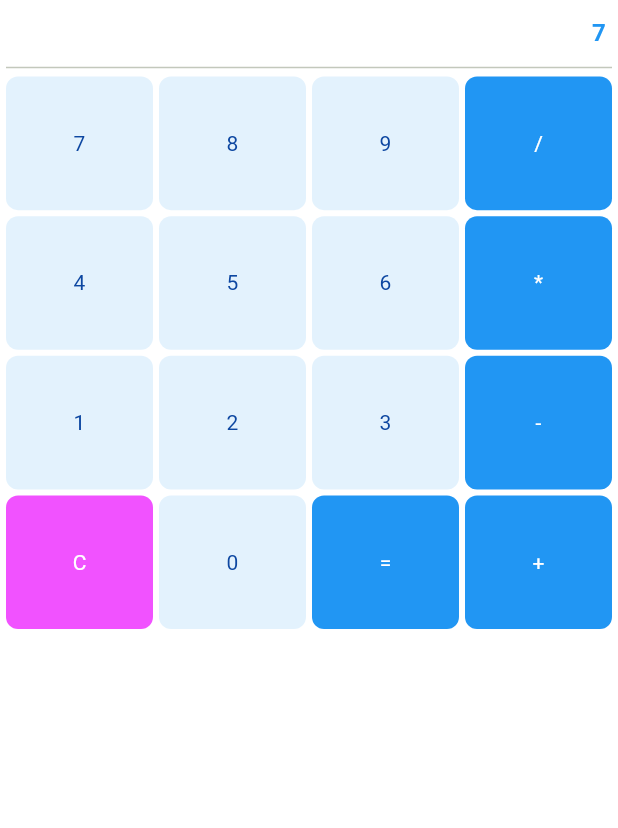
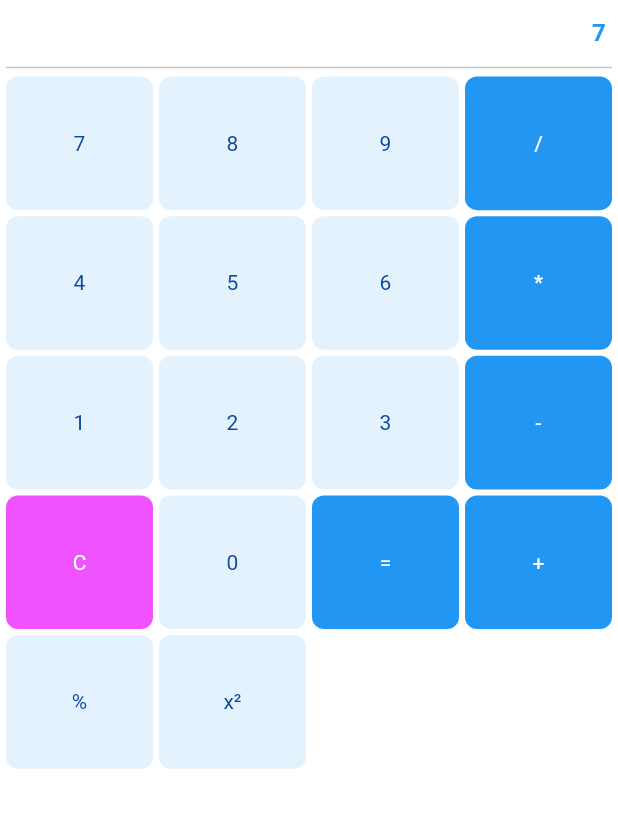
Before and after one commit to Admora2020/flutter-calculator, a Flutter app: the screen it shows after launch, after a tap on an icon or button, on a phone screen of 412 x 824 dp, the part 60-888 px from its top. Run offline on Flutter 3.47's test engine with Material 3 defaults, Android fonts, the phone set to English and light mode, and no system bars; missing offline and left inert: expressions.

Commit message:
Added square button to the calculator app

```diff
--- a/lib/main.dart
+++ b/lib/main.dart
@@ -1,5 +1,6 @@
 import 'package:flutter/material.dart';
 import 'package:expressions/expressions.dart';
+import 'dart:math'; // <-- Add this import
 
 void main() {
   runApp(const MyApp());
@@ -39,6 +40,7 @@ class _CalculatorScreenState extends State<CalculatorScreen> {
     '4', '5', '6', '*',
     '1', '2', '3', '-',
     'C', '0', '=', '+',
+    '%', 'x²', // <-- Added modulo and square buttons
   ];
 
   void _onButtonPressed(String value) {
@@ -49,9 +51,20 @@ class _CalculatorScreenState extends State<CalculatorScreen> {
         _accumulator = '';
       } else if (value == '=') {
         try {
-          final exp = Expression.parse(_expression.replaceAll('×', '*').replaceAll('÷', '/'));
+          String parsedExpression = _expression
+              .replaceAll('×', '*')
+              .replaceAll('÷', '/')
+              .replaceAll('%', ' % ')
+              .replaceAllMapped(
+                RegExp(r'(\d+(\.\d+)?)x²'),
+                (match) => 'pow(${match[1]},2)',
+              );
+          // Support for pow (square)
+          final exp = Expression.parse(parsedExpression);
           final evaluator = const ExpressionEvaluator();
-          final evalResult = evaluator.eval(exp, {});
+          final evalResult = evaluator.eval(exp, {
+            'pow': pow, // <-- Use dart:math pow
+          });
           _result = evalResult.toString();
           _accumulator = '$_expression = $_result';
           _expression = '';
@@ -59,6 +72,11 @@ class _CalculatorScreenState extends State<CalculatorScreen> {
           _result = 'Error';
           _accumulator = '$_expression = Error';
           _expression = '';
+        }
+      } else if (value == 'x²') {
+        if (_expression.isNotEmpty && RegExp(r'\d$').hasMatch(_expression)) {
+          _expression += 'x²';
+          _accumulator = _expression;
         }
       } else {
         if (_result.isNotEmpty) {
```
